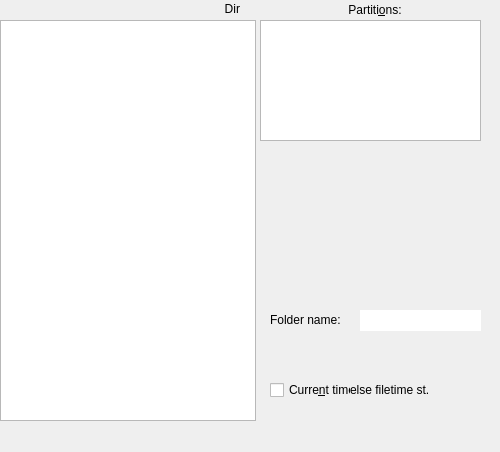
Qt form gemddlg.ui (frankheisig71/drimg) before a commit.
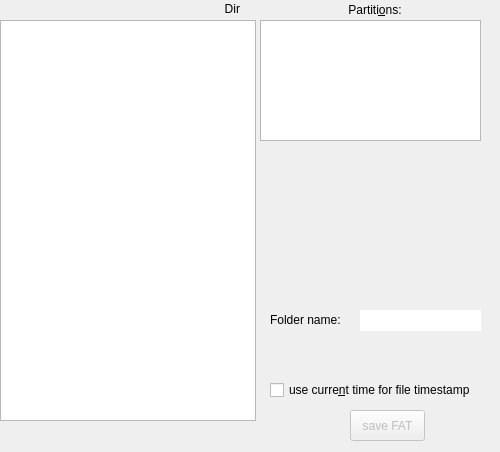
The same form after that commit. Icons and pictures are not drawn.

Diff of the .ui file:
```diff
--- a/gemddlg.ui
+++ b/gemddlg.ui
@@ -93,33 +93,17 @@
     <bool>false</bool>
    </property>
   </widget>
-  <widget class="QLabel" name="textLabel1_2">
-   <property name="geometry">
-    <rect>
-     <x>350</x>
-     <y>380</y>
-     <width>121</width>
-     <height>20</height>
-    </rect>
-   </property>
-   <property name="text">
-    <string>else filetime st.</string>
-   </property>
-   <property name="wordWrap">
-    <bool>false</bool>
-   </property>
-  </widget>
   <widget class="QCheckBox" name="timeCB">
    <property name="geometry">
     <rect>
      <x>270</x>
      <y>380</y>
-     <width>81</width>
+     <width>221</width>
      <height>20</height>
     </rect>
    </property>
    <property name="text">
-    <string>Curre&amp;nt time</string>
+    <string>use curre&amp;nt time for file timestamp</string>
    </property>
    <property name="shortcut">
     <string>Alt+N</string>
@@ -483,6 +467,22 @@
     <bool>true</bool>
    </property>
   </widget>
+  <widget class="QPushButton" name="saveFAT">
+   <property name="enabled">
+    <bool>false</bool>
+   </property>
+   <property name="geometry">
+    <rect>
+     <x>350</x>
+     <y>410</y>
+     <width>75</width>
+     <height>31</height>
+    </rect>
+   </property>
+   <property name="text">
+    <string>save FAT</string>
+   </property>
+  </widget>
  </widget>
  <layoutdefault spacing="6" margin="11"/>
  <resources>
```
